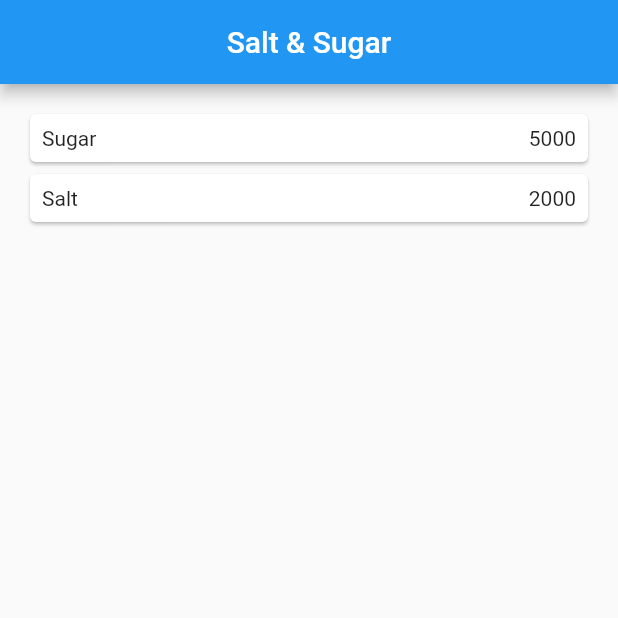
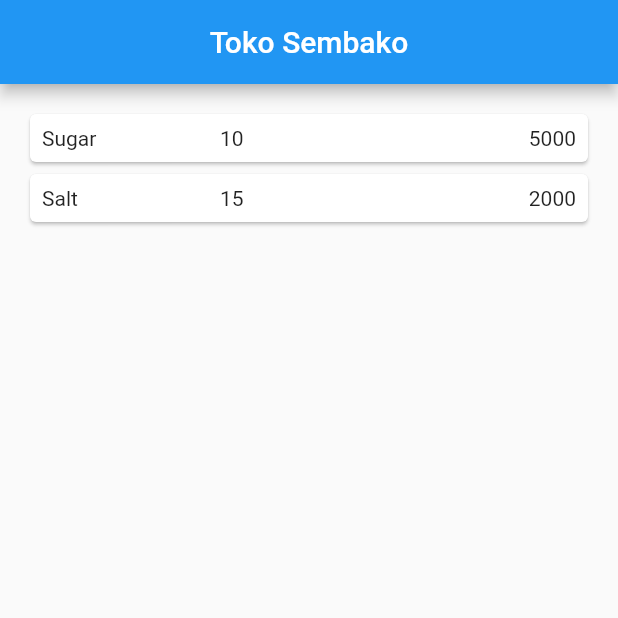
Before and after one commit to ivanjr22/mobile_week6, a Flutter app: the screen it shows after launch, on a phone screen of 412 x 824 dp, the top half of it. Run offline on Flutter 3.47's test engine with Material 2 defaults, Android fonts, the phone set to English and light mode, and no system bars.

Commit message:
Edit HomePage

```diff
--- a/lib/models/item.dart
+++ b/lib/models/item.dart
@@ -1,6 +1,6 @@
 class Item {
-  String name,deskripsi;
-  int price,stok;
+  String name,deskripsi,stok;
+  int price;
 
   Item({this.name, this.price, this.deskripsi, this.stok});
 }
--- a/lib/pages/home_page.dart
+++ b/lib/pages/home_page.dart
@@ -4,8 +4,8 @@ import 'package:mobile_week6/pages/item_page.dart';
 
 class HomePage extends StatelessWidget{
   final List<Item> Items = [
-   Item(name: 'Sugar', price: 5000 , stok: 10 , deskripsi: 'Gula merupakan salah satu pemanis yang umum dikonsumsi masyarakat. Gula biasa digunakan sebagai pemanis di makanan maupun minuman, dalam bidang makanan, selain sebagai pemanis, gula juga digunakan sebagai stabilizer dan pengawet. Gula merupakan suatu karbohidrat sederhana yang umumnya dihasilkan dari tebu.' ),
-   Item(name: 'Salt', price: 2000, stok: 15 , deskripsi: 'Dalam ilmu kimia, garam adalah senyawa ionik yang terdiri dari ion positif (kation) dan ion negatif (anion), sehingga membentuk senyawa netral (tanpa bermuatan). Garam terbentuk dari hasil reaksi asam dan basa. Natrium klorida (NaCl), bahan utama garam dapur adalah suatu garam.' )
+   Item(name: 'Sugar', price: 5000 , stok: '10' , deskripsi: 'Gula merupakan salah satu pemanis yang umum dikonsumsi masyarakat. Gula biasa digunakan sebagai pemanis di makanan maupun minuman, dalam bidang makanan, selain sebagai pemanis, gula juga digunakan sebagai stabilizer dan pengawet. Gula merupakan suatu karbohidrat sederhana yang umumnya dihasilkan dari tebu.' ),
+   Item(name: 'Salt', price: 2000, stok: '15' , deskripsi: 'Dalam ilmu kimia, garam adalah senyawa ionik yang terdiri dari ion positif (kation) dan ion negatif (anion), sehingga membentuk senyawa netral (tanpa bermuatan). Garam terbentuk dari hasil reaksi asam dan basa. Natrium klorida (NaCl), bahan utama garam dapur adalah suatu garam.' )
  ];
 
   @override
@@ -13,7 +13,7 @@ class HomePage extends StatelessWidget{
     return MaterialApp(
       home: Scaffold(
         appBar: AppBar(
-          title: Text("Salt & Sugar"),
+          title: Text("Toko Sembako"),
           centerTitle: true,
         ),
         body: Container(
@@ -36,6 +36,7 @@ class HomePage extends StatelessWidget{
                     child: Row(
                       children: [
                         Expanded(child: Text(item.name)),
+                        Expanded(child: Text(item.stok)),
                         Expanded(
                             child: Text(
                           item.price.toString(),
```
